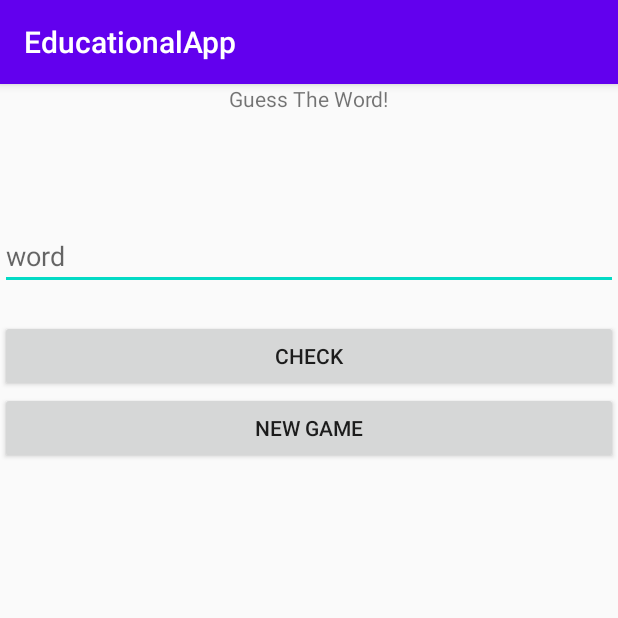
After one commit to aidanmegee/WordSort, an Android app: the fragment GameFragment shown on its own in the app's theme, on a phone screen of 412 x 824 dp, the top half of it. The commit adds this screen. Run offline under Robolectric (Android 15) with nearby library versions, the phone set to English and light mode, and no system bars.

Commit message:
Add XML for gameFragment which holds game elements. Add boilerplate code to GameFragment class.

```diff
--- /dev/null
+++ b/app/src/main/java/au/edu/jcu/cp3406/WordSort/GameFragment.java
@@ -0,0 +1,36 @@
+package au.edu.jcu.cp3406.WordSort;
+
+import android.os.Bundle;
+
+import androidx.fragment.app.Fragment;
+
+import android.view.LayoutInflater;
+import android.view.View;
+import android.view.ViewGroup;
+import android.widget.Button;
+import android.widget.EditText;
+import android.widget.TextView;
+
+/**
+ * A simple {@link Fragment} subclass.
+ */
+public class GameFragment extends Fragment {
+
+    public GameFragment() {
+        // Required empty public constructor
+    }
+
+
+    @Override
+    public View onCreateView(LayoutInflater inflater, ViewGroup container,
+                             Bundle savedInstanceState) {
+        TextView info, currentWord;
+        EditText wordGuess;
+        Button checkWord, newGame;
+        // Inflate the layout for this fragment
+        View view = inflater.inflate(R.layout.fragment_game, container, false);
+
+
+        return view;
+    }
+}
--- a/app/src/main/res/layout/activity_game.xml
+++ b/app/src/main/res/layout/activity_game.xml
@@ -1,9 +1,9 @@
 <?xml version="1.0" encoding="utf-8"?>
-<androidx.constraintlayout.widget.ConstraintLayout xmlns:android="http://schemas.android.com/apk/res/android"
+<RelativeLayout xmlns:android="http://schemas.android.com/apk/res/android"
     xmlns:app="http://schemas.android.com/apk/res-auto"
     xmlns:tools="http://schemas.android.com/tools"
     android:layout_width="match_parent"
     android:layout_height="match_parent"
     tools:context="au.edu.jcu.cp3406.WordSort.GameActivity">
 
-</androidx.constraintlayout.widget.ConstraintLayout>
+</RelativeLayout>
--- /dev/null
+++ b/app/src/main/res/layout/fragment_game.xml
@@ -0,0 +1,55 @@
+<RelativeLayout xmlns:android="http://schemas.android.com/apk/res/android"
+    xmlns:tools="http://schemas.android.com/tools"
+    android:layout_width="match_parent"
+    android:layout_height="match_parent"
+    tools:context="au.edu.jcu.cp3406.WordSort.GameFragment">
+
+    <!-- TODO: Update blank fragment layout -->
+    <TextView
+        android:id="@+id/info"
+        android:layout_width="wrap_content"
+        android:layout_height="wrap_content"
+        android:layout_alignParentTop="true"
+        android:layout_centerHorizontal="true"
+        android:text="@string/guess_the_word" />
+
+    <TextView
+        android:id="@+id/current_word"
+        android:layout_width="wrap_content"
+        android:layout_height="wrap_content"
+        android:layout_below="@id/info"
+        android:layout_centerHorizontal="true"
+        android:layout_marginTop="20dp"
+        android:text=""
+        android:textSize="24sp"/>
+
+    <EditText
+        android:id="@+id/word_guess"
+        android:layout_marginTop="20dp"
+        android:layout_width="match_parent"
+        android:layout_height="wrap_content"
+        android:layout_below="@+id/current_word"
+        android:ems="10"
+        android:hint="@string/word"
+        android:inputType="text"
+        android:layout_centerHorizontal="true"
+        android:text=""
+        android:autofillHints="" />
+
+    <Button
+        android:id="@+id/check_word"
+        android:layout_marginTop="20dp"
+        android:layout_width="match_parent"
+        android:layout_height="wrap_content"
+        android:layout_below="@id/word_guess"
+        android:layout_centerHorizontal="true"
+        android:text="@string/check"/>
+
+    <Button
+        android:id="@+id/new_game"
+        android:layout_width="match_parent"
+        android:layout_height="wrap_content"
+        android:layout_below="@id/check_word"
+        android:layout_centerHorizontal="true"
+        android:text="@string/new_game"/>
+</RelativeLayout>
--- a/app/src/main/res/values/strings.xml
+++ b/app/src/main/res/values/strings.xml
@@ -15,4 +15,8 @@
     <string name="hello_blank_fragment">Hello blank fragment</string>
     <string name="time_passed">Time Passed:</string>
     <string name="incorrect_guesses_remaining">Incorrect Guesses Remaining:</string>
+    <string name="guess_the_word">Guess The Word!</string>
+    <string name="word">word</string>
+    <string name="check">CHECK</string>
+    <string name="new_game">NEW GAME</string>
 </resources>
```
